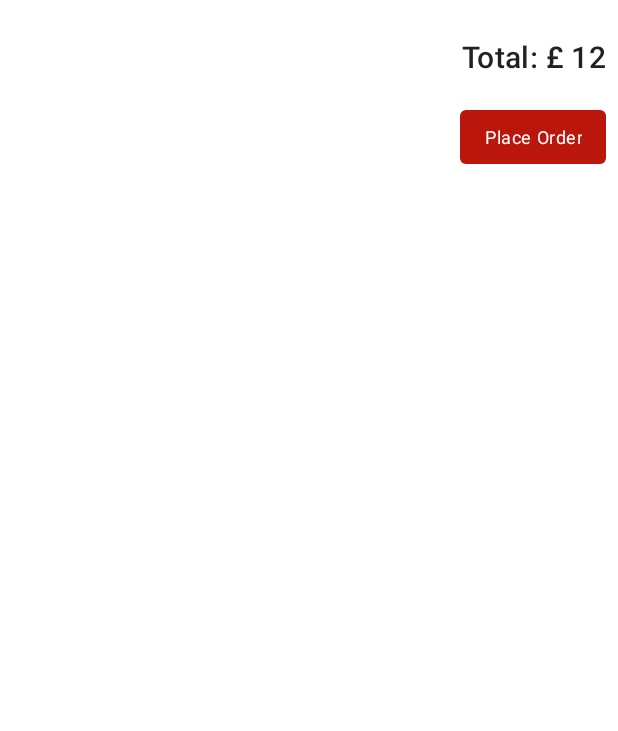
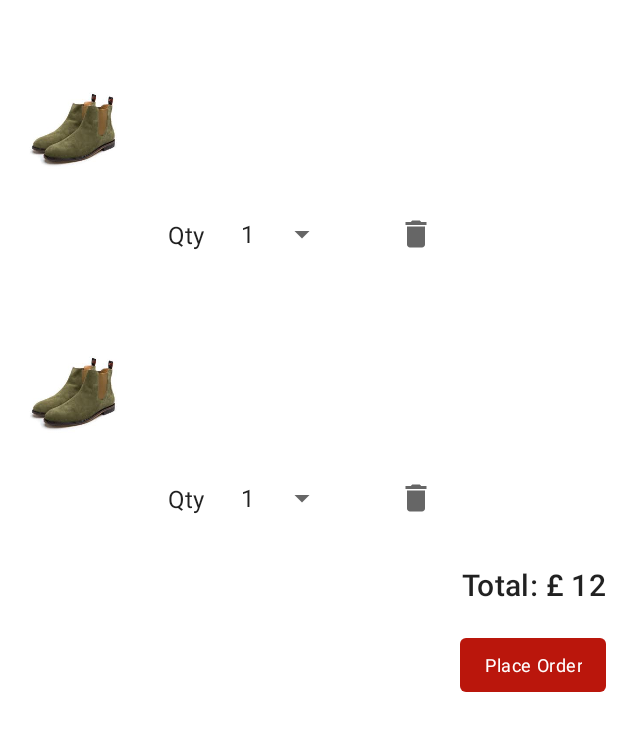
Before and after one commit to CurtisAbel/GoldenShoeAndroidApp, an Android app: the layout fragment_cart.xml on its own in the app's theme, with its tools: preview values and no code run, on a phone screen of 412 x 824 dp. Shown: the top 731 px of the screen. Run offline under Robolectric (Android 15) with nearby library versions, the phone set to English and light mode, and no system bars.

Commit message:
Working add product to cart

```diff
--- a/app/src/main/java/com/project/goldenshoe/adapters/ProductListAdapter.java
+++ b/app/src/main/java/com/project/goldenshoe/adapters/ProductListAdapter.java
@@ -36,6 +36,7 @@ public class ProductListAdapter extends ListAdapter<Product, ProductListAdapter.
     public void onBindViewHolder(@NonNull ProductViewHolder holder, int position) {
         Product product = getItem(position);
         holder.shopRowBinding.setProduct(product);
+        holder.shopRowBinding.executePendingBindings();
 
     }
 
--- a/app/src/main/res/layout/cart_row.xml
+++ b/app/src/main/res/layout/cart_row.xml
@@ -1,7 +1,16 @@
 <?xml version="1.0" encoding="utf-8"?>
-<androidx.constraintlayout.widget.ConstraintLayout xmlns:android="http://schemas.android.com/apk/res/android"
+<layout xmlns:android="http://schemas.android.com/apk/res/android"
     xmlns:app="http://schemas.android.com/apk/res-auto"
-    xmlns:tools="http://schemas.android.com/tools"
+    xmlns:tools="http://schemas.android.com/tools">
+
+    <data>
+        <variable
+            name="cartItem"
+            type="com.project.goldenshoe.models.CartItem" />
+
+    </data>
+
+    <androidx.constraintlayout.widget.ConstraintLayout
         android:layout_width="match_parent"
         android:layout_height="wrap_content">
 
@@ -14,6 +23,7 @@
             app:layout_constraintBottom_toBottomOf="parent"
             app:layout_constraintStart_toStartOf="parent"
             app:layout_constraintTop_toTopOf="parent"
+            android:productImage="@{cartItem.product.imageUrl}"
             />
 
         <TextView
@@ -26,8 +36,7 @@
             app:layout_constraintBottom_toTopOf="@+id/textView"
             app:layout_constraintStart_toEndOf="@+id/productImageView"
             app:layout_constraintTop_toTopOf="parent"
-        android:text="Men Chelsea Boots"
-        />
+            android:text="@{cartItem.product.name}" />
 
         <TextView
             android:id="@+id/textView"
@@ -37,8 +46,7 @@
             android:textAppearance="@style/TextAppearance.MaterialComponents.Subtitle1"
             app:layout_constraintBottom_toBottomOf="parent"
             app:layout_constraintStart_toStartOf="@+id/productNameTextView"
-        app:layout_constraintTop_toBottomOf="@id/productImageView"
-        />
+            app:layout_constraintTop_toBottomOf="@id/productImageView" />
 
         <Spinner
             android:id="@+id/quantitySpinner"
@@ -51,6 +59,7 @@
             app:layout_constraintTop_toTopOf="@+id/textView"
             android:entries="@array/quantity_string_array"
             android:textAppearance="@style/TextAppearance.MaterialComponents.Subtitle1"
+            android:setVal="@{cartItem.quantity}"
             />
 
         <ImageButton
@@ -64,8 +73,7 @@
             app:layout_constraintBottom_toBottomOf="@+id/quantitySpinner"
             app:layout_constraintStart_toEndOf="@+id/quantitySpinner"
             app:layout_constraintTop_toTopOf="@+id/quantitySpinner"
-        android:src="@drawable/ic_baseline_delete_24"
-        />
+            android:src="@drawable/ic_baseline_delete_24" />
 
         <TextView
             android:id="@+id/productTotalPriceTextView"
@@ -77,9 +85,10 @@
             app:layout_constraintEnd_toEndOf="parent"
             app:layout_constraintTop_toTopOf="parent"
             android:textAppearance="@style/TextAppearance.MaterialComponents.Body1"
-        android:text="£ 12"
+            android:text="@{`£ ` + String.valueOf(cartItem.product.price * cartItem.quantity )}"
 
             />
 
 
     </androidx.constraintlayout.widget.ConstraintLayout>
+</layout>
--- a/app/src/main/res/layout/fragment_cart.xml
+++ b/app/src/main/res/layout/fragment_cart.xml
@@ -17,6 +17,8 @@
             android:layout_width="match_parent"
             android:layout_height="wrap_content"
             app:layoutManager="androidx.recyclerview.widget.LinearLayoutManager"
+            tools:listitem="@layout/cart_row"
+            tools:itemCount="2"
             />
 
         <Space
```
Also changed, not shown: app/src/main/java/com/project/goldenshoe/adapters/CartListAdapter.java (added, +56 -0 lines), app/src/main/java/com/project/goldenshoe/models/CartItem.java (+34 -0 lines), app/src/main/java/com/project/goldenshoe/views/CartFragment.java (+38 -1 lines). Lines whose indentation alone changed are shown as unchanged.
